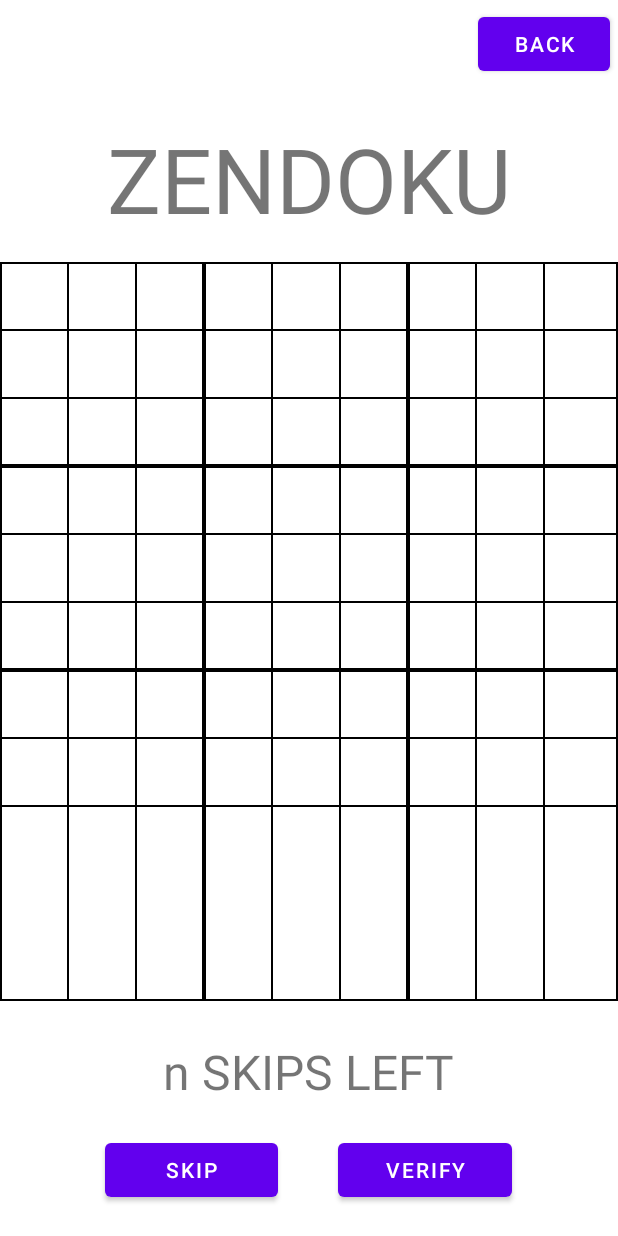
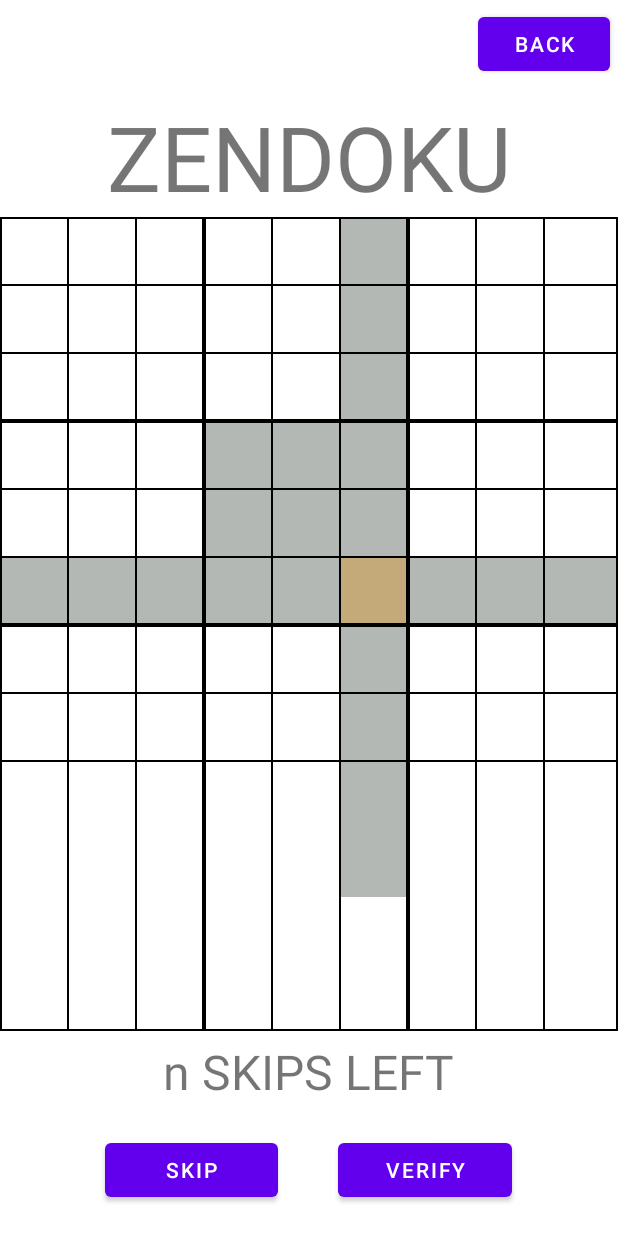
Before and after one commit to AsianInsomniac/Zendoku, an Android app: the StartSudoku screen opened directly, with no data from a screen before it, on a phone screen of 412 x 824 dp. Run offline under Robolectric (Android 15) with nearby library versions, the phone set to English and light mode, and no system bars; Roboto replaces fonts that are not available here.

Commit message:
Board with Indicators

```diff
--- a/app/src/main/java/com/mobdeve/s17/group18/zendoku/SudokuBoardView.kt
+++ b/app/src/main/java/com/mobdeve/s17/group18/zendoku/SudokuBoardView.kt
@@ -5,6 +5,7 @@ import android.graphics.Canvas
 import android.graphics.Color
 import android.graphics.Paint
 import android.util.AttributeSet
+import android.view.MotionEvent
 import android.view.View
 
 class SudokuBoardView (context: Context, attributeSet: AttributeSet) : View(context, attributeSet) {
@@ -14,8 +15,8 @@ class SudokuBoardView (context: Context, attributeSet: AttributeSet) : View(cont
 
     private var cellSizePixels = 0F
 
-    private var selectedRow = -1
-    private var selectedCol = -1
+    private var selectedRow = 5
+    private var selectedCol = 5
 
     private val thickLinePaint = Paint().apply {       // board perimeter lines and grid separator lines
         style= Paint.Style.STROKE
@@ -29,9 +30,14 @@ class SudokuBoardView (context: Context, attributeSet: AttributeSet) : View(cont
         strokeWidth = 2F
     }
 
-    private val selectedCellPaint = Paint().apply {
+    private val selectedCellPaint = Paint().apply {  //sets the color and style of a selected cell
         style = Paint.Style.FILL_AND_STROKE
-        color = Color.parseColor("#E1C699")
+        color = Color.parseColor("#c4aa78")
+    }
+
+    private val conflictingCellPaint = Paint().apply { //sets the color and style of a conflicting cell
+        style = Paint.Style.FILL_AND_STROKE
+        color = Color.parseColor("#b4b8b5")
     }
 
     override fun onMeasure(widthMeasureSpec: Int, heightMeasureSpec: Int) { //determines the view's size
@@ -42,20 +48,39 @@ class SudokuBoardView (context: Context, attributeSet: AttributeSet) : View(cont
 
     override fun onDraw(canvas: Canvas) { // draws the board outer lines
         cellSizePixels = (width / size).toFloat() //takes the size of the board and divides it by the number of cells indicated, determines the size of the cells
-        fillCells(canvas)
-        drawLines(canvas)
+        fillCells(canvas) //highlights the cell selected
+        drawLines(canvas) //draws board lines
     }
 
+    private fun fillCells(canvas: Canvas) { //responsible for locating the cell selected in the board
+        if(selectedRow == -1 || selectedRow == -1) return //checks if the cell selected is valid
+
+        for(row in 0..size){
+            for(col in 0..size){
+                if(row == selectedRow && col == selectedCol) { //fills the selected cell with the selectedCellPaint when matched with the cell selected
+                    fillCell(canvas, row, col, selectedCellPaint)
+                } else if (row == selectedRow || col == selectedCol) { //fills the whole row and column the selected cell is in with conflictingCellPaint
+                    fillCell(canvas, row, col, conflictingCellPaint)
+                } else if ( row / sqrtSize == selectedRow / sqrtSize && col / sqrtSize == selectedCol / sqrtSize) { //fills the grid the selected cell is in with conflictingCellPaint
+                    fillCell(canvas, row, col, conflictingCellPaint)
+                }
+            }
+        }
+    }
+
+    private fun fillCell(canvas: Canvas, row: Int, col: Int, paint: Paint) { //function for filling a cell with a specific color given coordinates and paint
+        canvas.drawRect(col * cellSizePixels, row * cellSizePixels, (col + 1) * cellSizePixels, (row + 1) *cellSizePixels, paint)
+    }
     private fun drawLines(canvas: Canvas){
         canvas.drawRect(0F, 0F, width.toFloat(),height.toFloat(), thickLinePaint) //draws the outside border of the board
 
-        for (i in 1 until size) { //determines what line to use when
+        for (i in 1 until size) { //determines what line to use, either thick or thin
             val paintToUse = when (i % sqrtSize) {
-                0 -> thickLinePaint
-                else -> thinLinePaint
+                0 -> thickLinePaint //border lines and grid separators
+                else -> thinLinePaint //makes up the grid and each cell of the board
             }
 
-            canvas.drawLine(
+            canvas.drawLine( //draws the horizontal lines of the sudoku board
                 i * cellSizePixels,
                 0F,
                 i * cellSizePixels,
@@ -63,7 +88,7 @@ class SudokuBoardView (context: Context, attributeSet: AttributeSet) : View(cont
                 paintToUse
             )
 
-            canvas.drawLine(
+            canvas.drawLine( //draws the vertical lines of the sudoku board
                 0F,
                 i * cellSizePixels,
                 width.toFloat(),
@@ -73,12 +98,19 @@ class SudokuBoardView (context: Context, attributeSet: AttributeSet) : View(cont
         }
     }
 
-    private fun fillCells(canvas: Canvas) {
-        for(row in 0..size){
-            for(col in 0..size){
-
+    override fun onTouchEvent(event: MotionEvent): Boolean {
+        return when (event.action) {
+            MotionEvent.ACTION_DOWN -> {
+                handleTouchEvent(event.x, event.y)
+                true
             }
+            else -> false
         }
     }
 
+    private fun handleTouchEvent(x: Float, y: Float){
+        selectedRow = (y / cellSizePixels).toInt()
+        selectedCol = (x / cellSizePixels).toInt()
+        invalidate()
+    }
 }
--- a/app/src/main/res/layout/activity_startsudoku.xml
+++ b/app/src/main/res/layout/activity_startsudoku.xml
@@ -24,18 +24,15 @@
         android:textSize="60sp"
         android:layout_centerHorizontal="true"
         android:layout_below="@id/btn_back"
-        android:layout_marginTop="20dp"
+        android:layout_marginTop="5dp"
         />
 
     <com.mobdeve.s17.group18.zendoku.SudokuBoardView
         android:id="@+id/sudokuBoardView"
         android:layout_width="match_parent"
         android:layout_height="match_parent"
-        android:layout_centerHorizontal="true"
         android:layout_below="@id/tvTitle_sudokuBoardView"
         android:layout_above="@id/ll_indicator_and_buttons"
-        android:layout_marginTop="15dp"
-
         />
 
     <LinearLayout
@@ -51,7 +48,7 @@
             android:layout_width="wrap_content"
             android:layout_height="wrap_content"
             android:layout_gravity="center"
-            android:layout_marginTop="25dp"
+            android:layout_marginTop="5dp"
             android:text="n SKIPS LEFT"
             android:textSize="32sp"
             />
```
